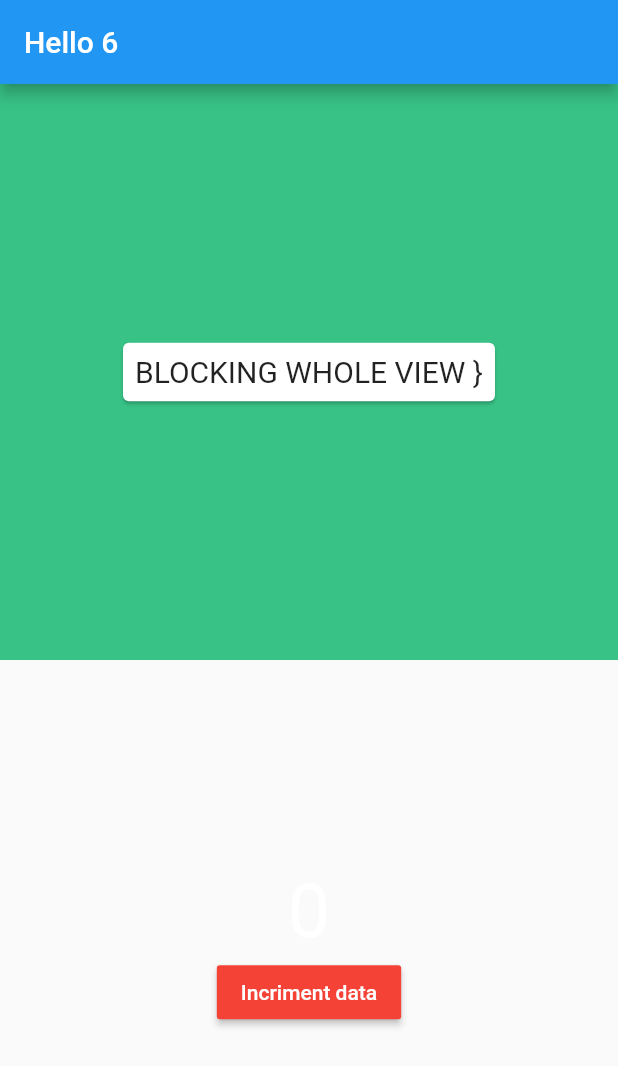
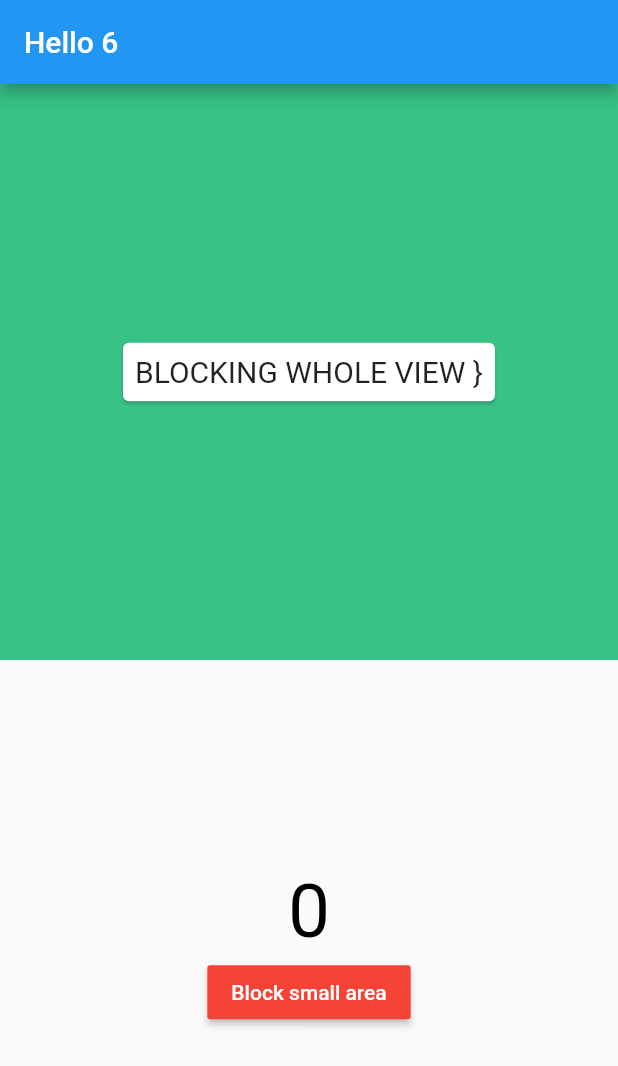
Before and after one commit to SouravKumarPandit/mvvm_flutter, a Flutter app: the screen it shows after launch, on a phone screen of 412 x 824 dp. Shown: the top 1066 px of the screen. Run offline on Flutter 3.47's test engine with Material 2 defaults, Android fonts, the phone set to English and light mode, and no system bars.

```diff
--- a/example/lib/ui/screen/livedata_view.dart
+++ b/example/lib/ui/screen/livedata_view.dart
@@ -38,12 +38,12 @@ class _ObserverTestAppState
           ),
           Text(
             "${viewModel.incrementedValue.value}",
-            style: TextStyle(fontSize: 50, color: Colors.white),
+            style: TextStyle(fontSize: 50, color: Colors.black),
           ),
           MaterialButton(
             color: Colors.red,
             child: Text(
-              "Incriment data",
+              "Block small area",
               style: TextStyle(color: Colors.white),
             ),
             onPressed: () {
```
